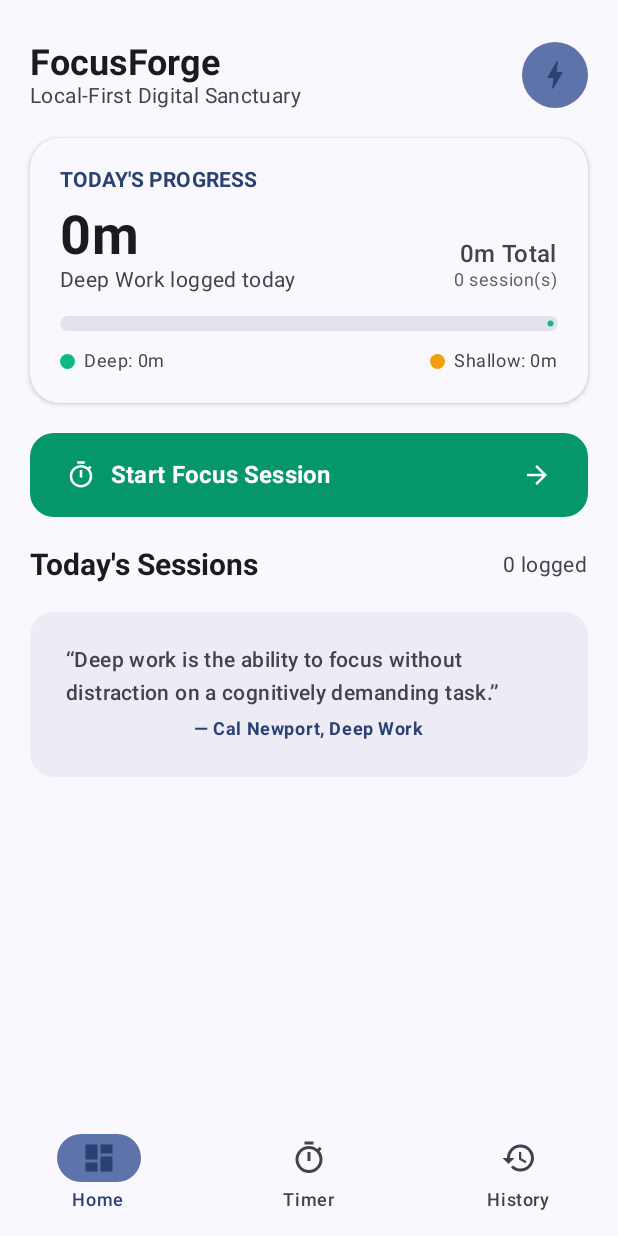
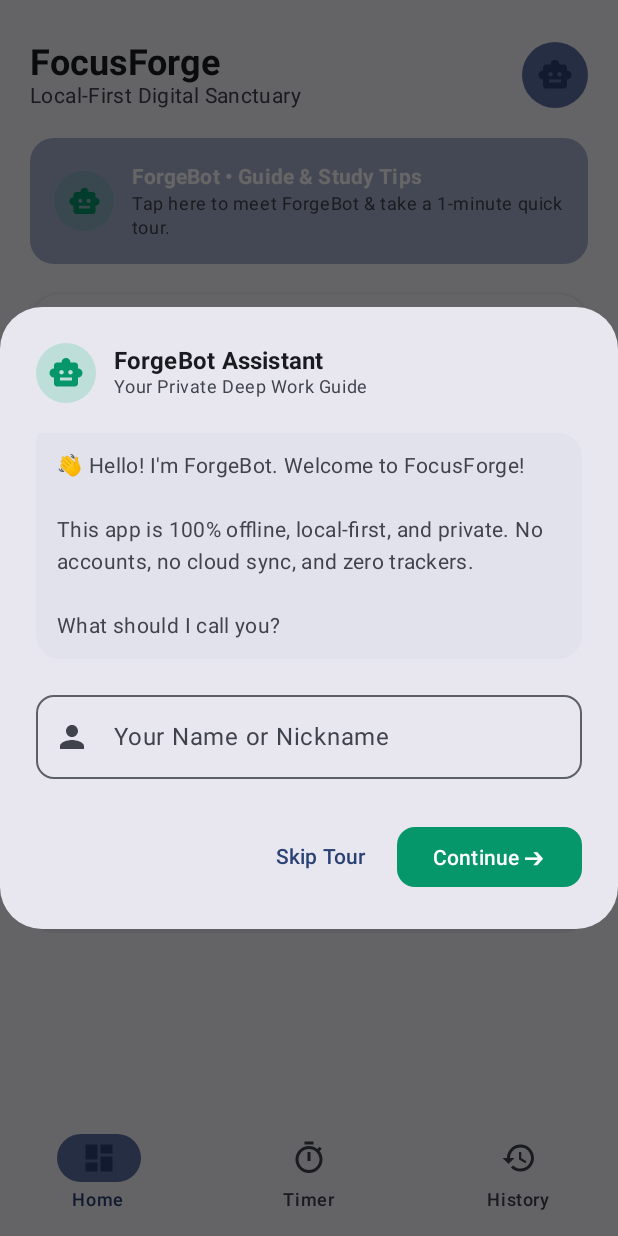
Before and after one commit to vijaytn-in008/FocusForge, an Android app built with Jetpack Compose: the screen it shows after launch (MainActivity), on a phone screen of 412 x 824 dp. Run offline under Robolectric (Android 15) with nearby library versions, the phone set to English and light mode, and no system bars; our stand-ins replace Dagger/Hilt's generated code, Room's generated code.

Commit message:
fix: add WAKE_LOCK permission, harden TimerService lifecycle, and add ForgeBot onboarding assistant

```diff
--- a/app/src/main/AndroidManifest.xml
+++ b/app/src/main/AndroidManifest.xml
@@ -1,5 +1,8 @@
 <?xml version="1.0" encoding="utf-8"?>
 <manifest xmlns:android="http://schemas.android.com/apk/res/android">
+
+    <!-- Wake lock to keep countdown timer accurate when phone screen is locked -->
+    <uses-permission android:name="android.permission.WAKE_LOCK" />
 
     <!-- Foreground service permissions for timer countdown -->
     <uses-permission android:name="android.permission.FOREGROUND_SERVICE" />
--- /dev/null
+++ b/app/src/main/java/com/focusforge/app/data/repository/UserPreferencesRepository.kt
@@ -0,0 +1,68 @@
+package com.focusforge.app.data.repository
+
+import android.content.Context
+import android.content.SharedPreferences
+import dagger.hilt.android.qualifiers.ApplicationContext
+import kotlinx.coroutines.channels.awaitClose
+import kotlinx.coroutines.flow.Flow
+import kotlinx.coroutines.flow.callbackFlow
+import javax.inject.Inject
+import javax.inject.Singleton
+
+interface UserPreferencesRepository {
+    fun getUserName(): Flow<String>
+    suspend fun setUserName(name: String)
+    fun isOnboardingCompleted(): Flow<Boolean>
+    suspend fun setOnboardingCompleted(completed: Boolean)
+}
+
+@Singleton
+class UserPreferencesRepositoryImpl @Inject constructor(
+    @ApplicationContext context: Context
+) : UserPreferencesRepository {
+
+    private val prefs: SharedPreferences =
+        context.getSharedPreferences(PREFS_NAME, Context.MODE_PRIVATE)
+
+    override fun getUserName(): Flow<String> = callbackFlow {
+        val listener = SharedPreferences.OnSharedPreferenceChangeListener { _, key ->
+            if (key == KEY_USER_NAME) {
+                trySend(prefs.getString(KEY_USER_NAME, "").orEmpty())
+            }
+        }
+        // Emit initial value
+        trySend(prefs.getString(KEY_USER_NAME, "").orEmpty())
+        prefs.registerOnSharedPreferenceChangeListener(listener)
+        awaitClose {
+            prefs.unregisterOnSharedPreferenceChangeListener(listener)
+        }
+    }
+
+    override suspend fun setUserName(name: String) {
+        prefs.edit().putString(KEY_USER_NAME, name.trim()).apply()
+    }
+
+    override fun isOnboardingCompleted(): Flow<Boolean> = callbackFlow {
+        val listener = SharedPreferences.OnSharedPreferenceChangeListener { _, key ->
+            if (key == KEY_ONBOARDING_COMPLETED) {
+                trySend(prefs.getBoolean(KEY_ONBOARDING_COMPLETED, false))
+            }
+        }
+        // Emit initial value
+        trySend(prefs.getBoolean(KEY_ONBOARDING_COMPLETED, false))
+        prefs.registerOnSharedPreferenceChangeListener(listener)
+        awaitClose {
+            prefs.unregisterOnSharedPreferenceChangeListener(listener)
+        }
+    }
+
+    override suspend fun setOnboardingCompleted(completed: Boolean) {
+        prefs.edit().putBoolean(KEY_ONBOARDING_COMPLETED, completed).apply()
+    }
+
+    companion object {
+        private const val PREFS_NAME = "focusforge_user_prefs"
+        private const val KEY_USER_NAME = "key_user_name"
+        private const val KEY_ONBOARDING_COMPLETED = "key_onboarding_completed"
+    }
+}
--- /dev/null
+++ b/app/src/main/java/com/focusforge/app/ui/bot/ForgeBotGuideDialog.kt
@@ -0,0 +1,297 @@
+package com.focusforge.app.ui.bot
+
+import android.Manifest
+import android.os.Build
+import androidx.activity.compose.rememberLauncherForActivityResult
+import androidx.activity.result.contract.ActivityResultContracts
+import androidx.compose.animation.AnimatedVisibility
+import androidx.compose.animation.fadeIn
+import androidx.compose.animation.slideInVertically
+import androidx.compose.foundation.background
+import androidx.compose.foundation.border
+import androidx.compose.foundation.layout.Arrangement
+import androidx.compose.foundation.layout.Box
+import androidx.compose.foundation.layout.Column
+import androidx.compose.foundation.layout.Row
+import androidx.compose.foundation.layout.Spacer
+import androidx.compose.foundation.layout.fillMaxWidth
+import androidx.compose.foundation.layout.height
+import androidx.compose.foundation.layout.padding
+import androidx.compose.foundation.layout.size
+import androidx.compose.foundation.layout.width
+import androidx.compose.foundation.shape.CircleShape
+import androidx.compose.foundation.shape.RoundedCornerShape
+import androidx.compose.material.icons.Icons
+import androidx.compose.material.icons.filled.AutoAwesome
+import androidx.compose.material.icons.filled.Check
+import androidx.compose.material.icons.filled.Notifications
+import androidx.compose.material.icons.filled.Person
+import androidx.compose.material.icons.filled.Psychology
+import androidx.compose.material.icons.filled.SmartToy
+import androidx.compose.material.icons.filled.Timer
+import androidx.compose.material3.AlertDialog
+import androidx.compose.material3.Button
+import androidx.compose.material3.ButtonDefaults
+import androidx.compose.material3.Card
+import androidx.compose.material3.CardDefaults
+import androidx.compose.material3.Icon
+import androidx.compose.material3.MaterialTheme
+import androidx.compose.material3.OutlinedTextField
+import androidx.compose.material3.Surface
+import androidx.compose.material3.Text
+import androidx.compose.material3.TextButton
+import androidx.compose.runtime.Composable
+import androidx.compose.runtime.getValue
+import androidx.compose.runtime.mutableIntStateOf
+import androidx.compose.runtime.mutableStateOf
+import androidx.compose.runtime.remember
+import androidx.compose.runtime.setValue
+import androidx.compose.ui.Alignment
+import androidx.compose.ui.Modifier
+import androidx.compose.ui.draw.clip
+import androidx.compose.ui.graphics.Color
+import androidx.compose.ui.text.font.FontWeight
+import androidx.compose.ui.unit.dp
+import androidx.compose.ui.unit.sp
+import com.focusforge.app.ui.theme.Amber500
+import com.focusforge.app.ui.theme.Emerald500
+import com.focusforge.app.ui.theme.Emerald600
+
+@Composable
+fun ForgeBotGuideDialog(
+    initialUserName: String,
+    onSaveUserName: (String) -> Unit,
+    onCompleteOnboarding: () -> Unit,
+    onDismiss: () -> Unit,
+    onNavigateToTimer: (() -> Unit)? = null
+) {
+    var step by remember { mutableIntStateOf(1) }
+    var inputName by remember { mutableStateOf(initialUserName) }
+    var notificationGranted by remember { mutableStateOf(false) }
+
+    val permissionLauncher = rememberLauncherForActivityResult(
+        contract = ActivityResultContracts.RequestPermission()
+    ) { isGranted ->
+        notificationGranted = isGranted
+    }
+
+    val displayName = inputName.trim().ifBlank { "Scholar" }
+
+    AlertDialog(
+        onDismissRequest = onDismiss,
+        title = {
+            Row(
+                verticalAlignment = Alignment.CenterVertically,
+                modifier = Modifier.fillMaxWidth()
+            ) {
+                Box(
+                    modifier = Modifier
+                        .size(40.dp)
+                        .clip(CircleShape)
+                        .background(Emerald500.copy(alpha = 0.2f)),
+                    contentAlignment = Alignment.Center
+                ) {
+                    Icon(
+                        imageVector = Icons.Default.SmartToy,
+                        contentDescription = "ForgeBot",
+                        tint = Emerald600,
+                        modifier = Modifier.size(24.dp)
+                    )
+                }
+                Spacer(modifier = Modifier.width(12.dp))
+                Column {
+                    Text(
+                        text = "ForgeBot Assistant",
+                        style = MaterialTheme.typography.titleMedium,
+                        fontWeight = FontWeight.Bold
+                    )
+                    Text(
+                        text = "Your Private Deep Work Guide",
+                        style = MaterialTheme.typography.bodySmall,
+                        color = MaterialTheme.colorScheme.onSurfaceVariant
+                    )
+                }
+            }
+        },
+        text = {
+            Column(
+                modifier = Modifier
+                    .fillMaxWidth()
+                    .padding(vertical = 4.dp),
+                verticalArrangement = Arrangement.spacedBy(16.dp)
+            ) {
+                when (step) {
+                    // STEP 1: Welcome & Name
+                    1 -> {
+                        BotChatBubble(
+                            message = "👋 Hello! I'm ForgeBot. Welcome to FocusForge!\n\n" +
+                                    "This app is 100% offline, local-first, and private. No accounts, no cloud sync, and zero trackers.\n\n" +
+                                    "What should I call you?"
+                        )
+
+                        OutlinedTextField(
+                            value = inputName,
+                            onValueChange = { inputName = it },
+                            placeholder = { Text("e.g. Alex, Vijay, Sarah") },
+                            label = { Text("Your Name or Nickname") },
+                            leadingIcon = {
+                                Icon(Icons.Default.Person, contentDescription = null)
+                            },
+                            singleLine = true,
+                            modifier = Modifier.fillMaxWidth(),
+                            shape = RoundedCornerShape(12.dp)
+                        )
+                    }
+
+                    // STEP 2: The Deep Work Concept
+                    2 -> {
+                        BotChatBubble(
+                            message = "Great to meet you, $displayName! 🎯\n\n" +
+                                    "In 'Deep Work', author Cal Newport explains that high focus produces high mastery.\n\n" +
+                                    "• 🎯 DEEP WORK: High cognitive demand (math, coding, intense reading) with zero distractions.\n" +
+                                    "• 📝 SHALLOW WORK: Administrative tasks, emails, organizing.\n\n" +
+                                    "FocusForge tracks your deep-work hours so you can conquer your exams and goals."
+                        )
+                    }
+
+                    // STEP 3: Timer & Permissions
+                    3 -> {
+                        BotChatBubble(
+                            message = "⏱️ Robust Background Timer\n\n" +
+                                    "When you start a session, our timer keeps ticking accurately even if you lock your screen or switch apps.\n\n" +
+                                    "To see your countdown live in your notification drawer, FocusForge asks for Notification permission."
+                        )
+
+                        Card(
+                            shape = RoundedCornerShape(12.dp),
+                            colors = CardDefaults.cardColors(
+                                containerColor = MaterialTheme.colorScheme.surfaceVariant
+                            ),
+                            modifier = Modifier.fillMaxWidth()
+                        ) {
+                            Row(
+                                modifier = Modifier
+                                    .fillMaxWidth()
+                                    .padding(14.dp),
+                                verticalAlignment = Alignment.CenterVertically,
+                                horizontalArrangement = Arrangement.SpaceBetween
+                            ) {
+                                Row(
+                                    verticalAlignment = Alignment.CenterVertically,
+                                    modifier = Modifier.weight(1f)
+                                ) {
+                                    Icon(
+                                        imageVector = Icons.Default.Notifications,
+                                        contentDescription = null,
+                                        tint = MaterialTheme.colorScheme.primary,
+                                        modifier = Modifier.size(24.dp)
+                                    )
+                                    Spacer(modifier = Modifier.width(10.dp))
+                                    Text(
+                                        text = "Notification Access",
+                                        style = MaterialTheme.typography.bodyMedium,
+                                        fontWeight = FontWeight.SemiBold
+                                    )
+                                }
+
+                                Button(
+                                    onClick = {
+                                        if (Build.VERSION.SDK_INT >= Build.VERSION_CODES.TIRAMISU) {
+                                            permissionLauncher.launch(Manifest.permission.POST_NOTIFICATIONS)
+                                        } else {
+                                            notificationGranted = true
+                                        }
+                                    },
+                                    colors = ButtonDefaults.buttonColors(
+                                        containerColor = if (notificationGranted) Emerald600 else MaterialTheme.colorScheme.primary
+                                    ),
+                                    shape = RoundedCornerShape(8.dp)
+                                ) {
+                                    if (notificationGranted) {
+                                        Icon(Icons.Default.Check, contentDescription = null, modifier = Modifier.size(16.dp))
+                                        Spacer(modifier = Modifier.width(4.dp))
+                                        Text("Enabled", fontSize = 12.sp)
+                                    } else {
+                                        Text("Enable", fontSize = 12.sp)
+                                    }
+                                }
+                            }
+                        }
+                    }
+
+                    // STEP 4: Ready to Forge
+                    4 -> {
+                        BotChatBubble(
+                            message = "You're all set, $displayName! 🚀\n\n" +
+                                    "Ready to forge your focus? Select a topic, set 25 or 50 minutes, and let's get into flow state.\n\n" +
+                                    "I'll be right on your Home screen if you ever need tips or guidance!"
+                        )
+                    }
+                }
+            }
+        },
+        confirmButton = {
+            Button(
+                onClick = {
+                    if (step == 1) {
+                        onSaveUserName(displayName)
+                        step = 2
+                    } else if (step < 4) {
+                        step++
+                    } else {
+                        onSaveUserName(displayName)
+                        onCompleteOnboarding()
+                        onDismiss()
+                        onNavigateToTimer?.invoke()
+                    }
+                },
+                colors = ButtonDefaults.buttonColors(containerColor = Emerald600),
+                shape = RoundedCornerShape(12.dp)
+            ) {
+                Text(
+                    text = when (step) {
+                        1 -> "Continue ➔"
+                        2 -> "How Timer Works ➔"
+                        3 -> "Next ➔"
+                        else -> "Start My First Session 🎯"
+                    }
+                )
+            }
+        },
+        dismissButton = {
+            if (step > 1) {
+                TextButton(onClick = { step-- }) {
+                    Text("Back")
+                }
+            } else {
+                TextButton(
+                    onClick = {
+                        onSaveUserName(displayName)
+                        onCompleteOnboarding()
+                        onDismiss()
+                    }
+                ) {
+                    Text("Skip Tour")
+                }
+            }
+        }
+    )
+}
+
+@Composable
+private fun BotChatBubble(message: String) {
+    Surface(
+        color = MaterialTheme.colorScheme.surfaceVariant,
+        shape = RoundedCornerShape(topStart = 4.dp, topEnd = 16.dp, bottomEnd = 16.dp, bottomStart = 16.dp),
+        modifier = Modifier.fillMaxWidth()
+    ) {
+        Column(modifier = Modifier.padding(14.dp)) {
+            Text(
+                text = message,
+                style = MaterialTheme.typography.bodyMedium,
+                color = MaterialTheme.colorScheme.onSurfaceVariant,
+                lineHeight = 21.sp
+            )
+        }
+    }
+}
--- a/app/src/main/java/com/focusforge/app/ui/home/HomeScreen.kt
+++ b/app/src/main/java/com/focusforge/app/ui/home/HomeScreen.kt
@@ -1,6 +1,7 @@
 package com.focusforge.app.ui.home
 
 import androidx.compose.foundation.background
+import androidx.compose.foundation.clickable
 import androidx.compose.foundation.layout.Arrangement
 import androidx.compose.foundation.layout.Box
 import androidx.compose.foundation.layout.Column
@@ -18,8 +19,9 @@ import androidx.compose.foundation.lazy.items
 import androidx.compose.foundation.shape.CircleShape
 import androidx.compose.foundation.shape.RoundedCornerShape
 import androidx.compose.material.icons.Icons
-import androidx.compose.material.icons.filled.ArrowForward
+import androidx.compose.material.icons.automirrored.filled.ArrowForward
 import androidx.compose.material.icons.filled.Bolt
+import androidx.compose.material.icons.filled.SmartToy
 import androidx.compose.material.icons.filled.Star
 import androidx.compose.material.icons.outlined.Timer
 import androidx.compose.material3.Button
@@ -44,6 +46,7 @@ import androidx.compose.ui.unit.sp
 import androidx.hilt.navigation.compose.hiltViewModel
 import com.focusforge.app.data.model.Session
 import com.focusforge.app.data.model.SessionType
+import com.focusforge.app.ui.bot.ForgeBotGuideDialog
 import com.focusforge.app.ui.theme.Amber500
 import com.focusforge.app.ui.theme.Emerald500
 import com.focusforge.app.ui.theme.Emerald600
@@ -63,7 +66,7 @@ fun HomeScreen(
         contentPadding = PaddingValues(top = 28.dp, bottom = 32.dp),
         verticalArrangement = Arrangement.spacedBy(20.dp)
     ) {
-        // App Header
+        // App Header with Personalized Greeting
         item {
             Column {
                 Row(
@@ -73,7 +76,7 @@ fun HomeScreen(
                 ) {
                     Column {
                         Text(
-                            text = "FocusForge",
+                            text = if (uiState.userName.isNotBlank()) "Hello, ${uiState.userName} 👋" else "FocusForge",
                             style = MaterialTheme.typography.headlineMedium,
                             fontWeight = FontWeight.Bold,
                             color = MaterialTheme.colorScheme.onBackground
@@ -88,14 +91,70 @@ fun HomeScreen(
                         modifier = Modifier
                             .size(44.dp)
                             .clip(CircleShape)
-                            .background(MaterialTheme.colorScheme.primaryContainer),
+                            .background(MaterialTheme.colorScheme.primaryContainer)
+                            .clickable { viewModel.openBotGuide() },
                         contentAlignment = Alignment.Center
                     ) {
                         Icon(
-                            imageVector = Icons.Default.Bolt,
-                            contentDescription = null,
+                            imageVector = Icons.Default.SmartToy,
+                            contentDescription = "ForgeBot Guide",
                             tint = MaterialTheme.colorScheme.primary,
                             modifier = Modifier.size(24.dp)
+                        )
+                    }
+                }
+            }
+        }
+
+        // Interactive ForgeBot Assistant Card
+        item {
+            Card(
+                modifier = Modifier
+                    .fillMaxWidth()
+                    .clickable { viewModel.openBotGuide() },
+                shape = RoundedCornerShape(16.dp),
+                colors = CardDefaults.cardColors(
+                    containerColor = MaterialTheme.colorScheme.primaryContainer.copy(alpha = 0.5f)
+                )
+            ) {
+                Row(
+                    modifier = Modifier
+                        .fillMaxWidth()
+                        .padding(16.dp),
+                    verticalAlignment = Alignment.CenterVertically
+                ) {
+                    Box(
+                        modifier = Modifier
+                            .size(40.dp)
+                            .clip(CircleShape)
+                            .background(Emerald500.copy(alpha = 0.2f)),
+                        contentAlignment = Alignment.Center
+                    ) {
+                        Icon(
+                            imageVector = Icons.Default.SmartToy,
+                            contentDescription = null,
+                            tint = Emerald600,
+                            modifier = Modifier.size(22.dp)
+                        )
+                    }
+
+                    Spacer(modifier = Modifier.width(12.dp))
+
+                    Column(modifier = Modifier.weight(1f)) {
+                        Text(
+                            text = "ForgeBot • Guide & Study Tips",
+                            style = MaterialTheme.typography.titleSmall,
+                            fontWeight = FontWeight.Bold,
+                            color = MaterialTheme.colorScheme.onPrimaryContainer
+                        )
+                        Text(
+                            text = if (uiState.userName.isNotBlank()) {
+                                "Tap to chat with ForgeBot or change your profile name (${uiState.userName})."
+                            } else {
+                                "Tap here to meet ForgeBot & take a 1-minute quick tour."
+                            },
+                            style = MaterialTheme.typography.bodySmall,
+                            color = MaterialTheme.colorScheme.onSurfaceVariant
                         )
                     }
                 }
@@ -234,7 +293,7 @@ fun HomeScreen(
                 )
                 Spacer(modifier = Modifier.weight(1f))
                 Icon(
-                    imageVector = Icons.Default.ArrowForward,
+                    imageVector = Icons.AutoMirrored.Filled.ArrowForward,
                     contentDescription = null,
                     modifier = Modifier.size(20.dp)
                 )
@@ -299,6 +358,17 @@ fun HomeScreen(
                 TodaySessionItem(session = session)
             }
         }
+    }
+
+    // ForgeBot Interactive Guide Dialog
+    if (uiState.showBotGuide) {
+        ForgeBotGuideDialog(
+            initialUserName = uiState.userName,
+            onSaveUserName = viewModel::saveUserName,
+            onCompleteOnboarding = viewModel::completeOnboarding,
+            onDismiss = viewModel::closeBotGuide,
+            onNavigateToTimer = onNavigateToTimer
+        )
     }
 }
 
--- a/app/src/main/java/com/focusforge/app/ui/home/HomeViewModel.kt
+++ b/app/src/main/java/com/focusforge/app/ui/home/HomeViewModel.kt
@@ -4,14 +4,20 @@ import androidx.lifecycle.ViewModel
 import androidx.lifecycle.viewModelScope
 import com.focusforge.app.data.model.Session
 import com.focusforge.app.data.repository.SessionRepository
+import com.focusforge.app.data.repository.UserPreferencesRepository
 import dagger.hilt.android.lifecycle.HiltViewModel
+import kotlinx.coroutines.flow.MutableStateFlow
 import kotlinx.coroutines.flow.SharingStarted
 import kotlinx.coroutines.flow.StateFlow
 import kotlinx.coroutines.flow.combine
 import kotlinx.coroutines.flow.stateIn
+import kotlinx.coroutines.launch
 import javax.inject.Inject
 
 data class HomeUiState(
+    val userName: String = "",
+    val isOnboardingCompleted: Boolean = true,
+    val showBotGuide: Boolean = false,
     val todayDeepMinutes: Int = 0,
     val todayTotalMinutes: Int = 0,
     val todaySessions: List<Session> = emptyList(),
@@ -22,19 +28,34 @@ data class HomeUiState(
 
     val deepWorkRatio: Float
         get() = if (todayTotalMinutes > 0) todayDeepMinutes.toFloat() / todayTotalMinutes.toFloat() else 0f
+
+    val greetingName: String
+        get() = userName.ifBlank { "Scholar" }
 }
 
 @HiltViewModel
 class HomeViewModel @Inject constructor(
-    sessionRepository: SessionRepository
+    sessionRepository: SessionRepository,
+    private val userPreferencesRepository: UserPreferencesRepository
 ) : ViewModel() {
+
+    private val _manualShowBotGuide = MutableStateFlow<Boolean?>(null)
 
     val uiState: StateFlow<HomeUiState> = combine(
         sessionRepository.getTodayDeepMinutes(),
         sessionRepository.getTodayTotalMinutes(),
-        sessionRepository.getTodaySessions()
-    ) { deepMin, totalMin, sessions ->
+        sessionRepository.getTodaySessions(),
+        userPreferencesRepository.getUserName(),
+        userPreferencesRepository.isOnboardingCompleted()
+    ) { deepMin, totalMin, sessions, userName, onboardingCompleted ->
+        // If the user hasn't completed onboarding, automatically show the bot guide
+        val isManual = _manualShowBotGuide.value
+        val showGuide = isManual ?: (!onboardingCompleted)
+
         HomeUiState(
+            userName = userName,
+            isOnboardingCompleted = onboardingCompleted,
+            showBotGuide = showGuide,
             todayDeepMinutes = deepMin,
             todayTotalMinutes = totalMin,
             todaySessions = sessions,
@@ -45,4 +66,25 @@ class HomeViewModel @Inject constructor(
         started = SharingStarted.WhileSubscribed(5000),
         initialValue = HomeUiState(isLoading = true)
     )
+
+    fun saveUserName(name: String) {
+        viewModelScope.launch {
+            userPreferencesRepository.setUserName(name)
+        }
+    }
+
+    fun completeOnboarding() {
+        viewModelScope.launch {
+            userPreferencesRepository.setOnboardingCompleted(true)
+            _manualShowBotGuide.value = false
+        }
+    }
+
+    fun openBotGuide() {
+        _manualShowBotGuide.value = true
+    }
+
+    fun closeBotGuide() {
+        _manualShowBotGuide.value = false
+    }
 }
```
Also changed, not shown: app/src/main/java/com/focusforge/app/di/RepositoryModule.kt (+8 -0 lines), app/src/main/java/com/focusforge/app/service/TimerService.kt (+16 -1 lines).
